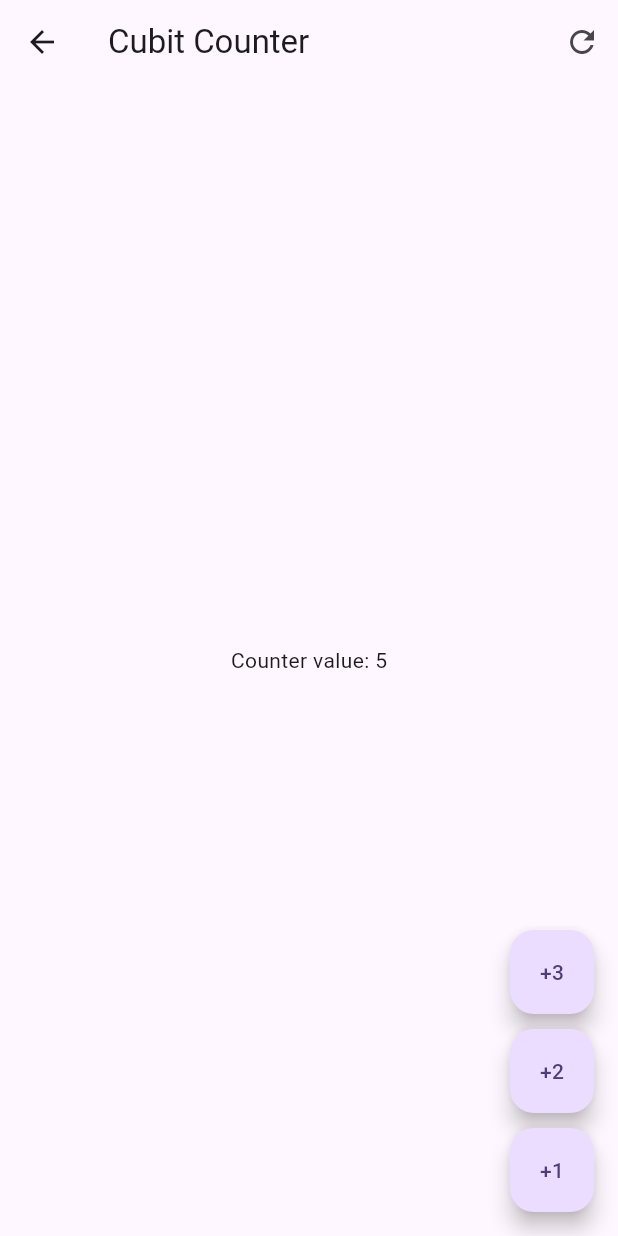
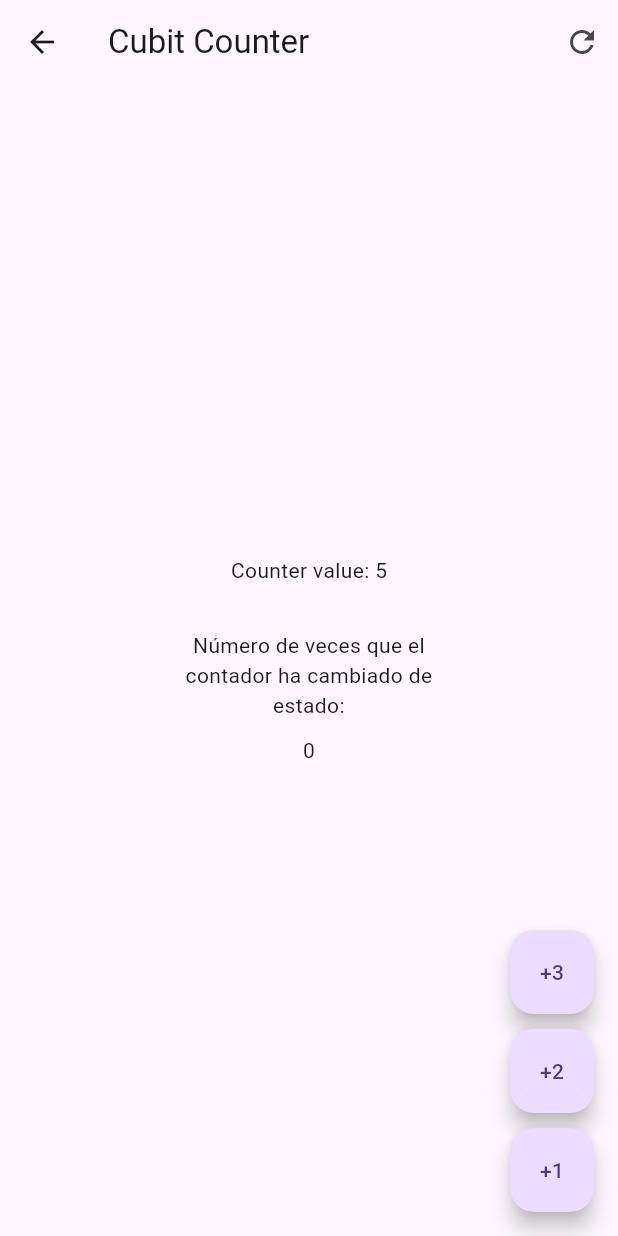
Before and after one commit to fisico-alienado/forms-app-flutter, a Flutter app: the screen it shows after launch, after a tap on "Cubits", on a phone screen of 412 x 824 dp. Run offline on Flutter 3.47's test engine with Material 3 defaults, Android fonts, the phone set to English and light mode, and no system bars; our stand-ins replace flutter_bloc, go_router.

Commit message:
Utilizar el gestor de estado Cubit

```diff
--- a/lib/presentation/bloc/counter_cubit/counter_cubit.dart
+++ b/lib/presentation/bloc/counter_cubit/counter_cubit.dart
@@ -1,6 +1,6 @@
 import 'package:flutter_bloc/flutter_bloc.dart';
 
-part 'counter_state.dart';
+part 'counter_state.dart'; //! Indica que este archivo y 'counter_state.dart' son un mismo archivo DIVIDIDO EN VARIAS PARTES
 
 // ! Es como el caso del StateNotifier de Riverpod en la aplicación de los widgets. Cubit<> maneja la clase/estado que pongamos entre <>
 
@@ -31,7 +31,8 @@ class CounterCubit extends Cubit<CounterState> {
 
   void reset() {
     emit(state.copyWith(
-      counter: 0
+      counter: 0,
+      transactionCount: state.transactionCount + 1
     ));
   }
 
--- a/lib/presentation/screens/cubit_counter_screen.dart
+++ b/lib/presentation/screens/cubit_counter_screen.dart
@@ -1,13 +1,36 @@
 import 'package:flutter/material.dart';
+import 'package:flutter_bloc/flutter_bloc.dart';
+import 'package:forms_bloc_app/presentation/bloc/counter_cubit/counter_cubit.dart';
 
 class CubitCounterScreen extends StatelessWidget {
   const CubitCounterScreen({super.key});
 
   @override
   Widget build(BuildContext context) {
+    // ! Es como el MultiProvider() de la Yes_no_app, tenemos que envolver con el CubitBloc todos aquellos widgets que queramos que tengan acceso al cubit en cuestión.
+    return BlocProvider(
+      create: ( _ ) => CounterCubit(), // devuelve una instancia/objeto del CounterCubit() y le de acceso a esa instancia al widget child.
+      child: const _CubitCounterView(),
+    );
+  }
+}
+
+class _CubitCounterView extends StatelessWidget {
+  const _CubitCounterView();
+
+  @override
+  Widget build(BuildContext context) {
+
+    //! Forma 2: Forma clásica de comunicar cambios en vez de utilizar el BlocBuilder<>: .watch() == estate pendiente del siguiente provider.
+    final counterState = context.watch<CounterCubit>().state; //* Con .state le estamos diciendo que redibuje cada vez que haya un cambio
+
     return Scaffold(
       appBar: AppBar(
-        title: const Text('Cubit Counter'),
+        title: const Column(
+          children: [
+            Text('Cubit Counter'),
+          ]),
+
         actions: [
           IconButton(
             onPressed: () => {},
@@ -16,8 +39,35 @@ class CubitCounterScreen extends StatelessWidget {
         ],
       ),
       body: Center(
-        child: const Text('Counter value: 5'),
+        child: Column(
+            mainAxisAlignment: MainAxisAlignment.center,
+            children: [
+              SizedBox(
+                width: MediaQuery.of(context).size.width * 0.5, // FORMA DE SABER LAS DIMENSIONES DEL DISPOSITIVO MOVIL EN USO
+                child: Center(
+                  child: BlocBuilder<CounterCubit, CounterState>(// ! Forma 1: Maneja los Widgets que contienen estados de Cubit o Bloc. CounterCubit() maneja el CounterState()
+                    // buildWhen: (previous, current) => current.counter != previous.counter,
+                    builder: (context, state) {
+                      return Text('Counter value: ${state.counter}');
+                    },
+                  )
+                )
+              ),
+              const SizedBox(height: 30,),
+              SizedBox(
+                width: MediaQuery.of(context).size.width * 0.5, // FORMA DE SABER LAS DIMENSIONES DEL DISPOSITIVO MOVIL EN USO
+                child: Column(
+                  children: [
+                    const Text('Número de veces que el contador ha cambiado de estado:', textAlign: TextAlign.center),
+                    const SizedBox(height: 10,),
+                    Text('${counterState.transactionCount}')
+                  ]
+                )
+              )
+            ],
+        ),
       ),
+
       floatingActionButton: Column(
         mainAxisAlignment: MainAxisAlignment.end,
         children: [
```
